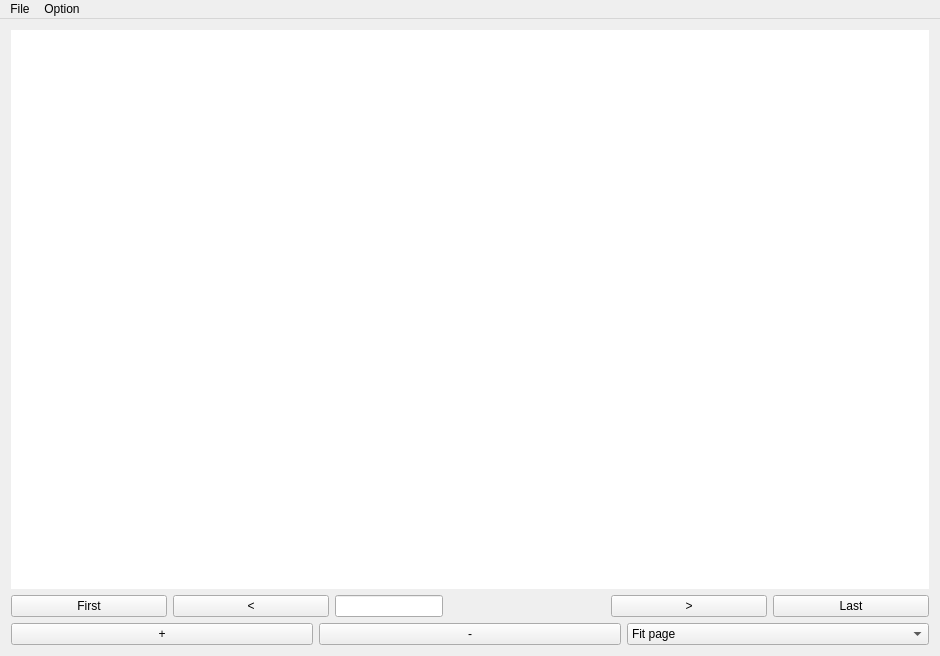
First picture: the form in ComicBookReader/mainwindow.ui, repository agathebeucher/IN204, before the edit.
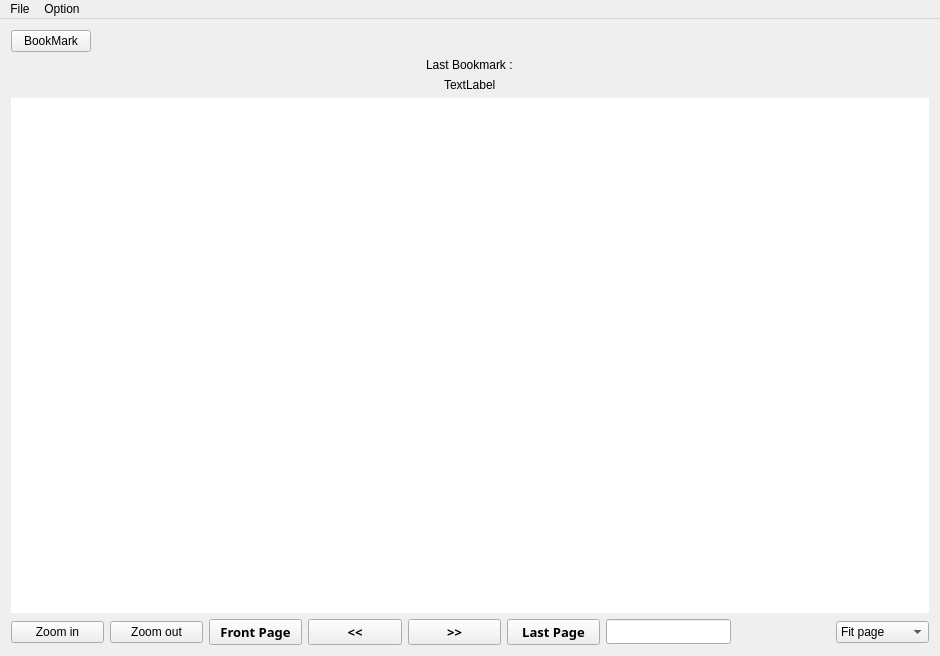
Second picture: the form after the edit.

Patch:
```diff
--- a/ComicBookReader/mainwindow.ui
+++ b/ComicBookReader/mainwindow.ui
@@ -33,6 +33,54 @@
     </size>
    </property>
    <layout class="QVBoxLayout" name="verticalLayout">
+    <item>
+     <widget class="QPushButton" name="Bookmark">
+      <property name="sizePolicy">
+       <sizepolicy hsizetype="Fixed" vsizetype="Fixed">
+        <horstretch>0</horstretch>
+        <verstretch>0</verstretch>
+       </sizepolicy>
+      </property>
+      <property name="layoutDirection">
+       <enum>Qt::LeftToRight</enum>
+      </property>
+      <property name="text">
+       <string>BookMark</string>
+      </property>
+      <property name="iconSize">
+       <size>
+        <width>20</width>
+        <height>20</height>
+       </size>
+      </property>
+     </widget>
+    </item>
+    <item alignment="Qt::AlignHCenter">
+     <widget class="QLabel" name="Last_Bookmark">
+      <property name="sizePolicy">
+       <sizepolicy hsizetype="Fixed" vsizetype="Fixed">
+        <horstretch>0</horstretch>
+        <verstretch>0</verstretch>
+       </sizepolicy>
+      </property>
+      <property name="text">
+       <string>Last Bookmark :</string>
+      </property>
+     </widget>
+    </item>
+    <item alignment="Qt::AlignHCenter">
+     <widget class="QLabel" name="page_Bookmark">
+      <property name="sizePolicy">
+       <sizepolicy hsizetype="Fixed" vsizetype="Fixed">
+        <horstretch>0</horstretch>
+        <verstretch>0</verstretch>
+       </sizepolicy>
+      </property>
+      <property name="text">
+       <string>TextLabel</string>
+      </property>
+     </widget>
+    </item>
     <item>
      <widget class="QScrollArea" name="scrollArea">
       <property name="sizePolicy">
@@ -65,10 +113,10 @@
       <widget class="QWidget" name="scrollAreaWidgetContents">
        <property name="geometry">
         <rect>
-         <x>453</x>
-         <y>93</y>
+         <x>451</x>
+         <y>229</y>
          <width>16</width>
-         <height>16</height>
+         <height>20</height>
         </rect>
        </property>
        <property name="sizePolicy">
@@ -120,10 +168,26 @@
      </widget>
     </item>
     <item>
+     <layout class="QHBoxLayout" name="horizontalLayout_2" stretch="0">
+      <item>
      <layout class="QHBoxLayout" name="horizontalLayout">
       <property name="sizeConstraint">
        <enum>QLayout::SetNoConstraint</enum>
       </property>
+        <item>
+         <widget class="QPushButton" name="ZoomIn">
+          <property name="text">
+           <string>Zoom in</string>
+          </property>
+         </widget>
+        </item>
+        <item>
+         <widget class="QPushButton" name="ZoomOut">
+          <property name="text">
+           <string>Zoom out</string>
+          </property>
+         </widget>
+        </item>
       <item>
        <widget class="QPushButton" name="firstPage">
         <property name="sizePolicy">
@@ -132,8 +196,15 @@
           <verstretch>0</verstretch>
          </sizepolicy>
         </property>
+          <property name="font">
+           <font>
+            <family>Montserrat</family>
+            <pointsize>10</pointsize>
+            <bold>true</bold>
+           </font>
+          </property>
         <property name="text">
-         <string>First</string>
+           <string>Front Page</string>
         </property>
        </widget>
       </item>
@@ -145,11 +216,58 @@
           <verstretch>0</verstretch>
          </sizepolicy>
         </property>
+          <property name="font">
+           <font>
+            <family>Montserrat</family>
+            <pointsize>10</pointsize>
+            <bold>true</bold>
+           </font>
+          </property>
         <property name="toolTip">
          <string/>
         </property>
         <property name="text">
-         <string>&lt;</string>
+           <string>&lt;&lt;</string>
+          </property>
+         </widget>
+        </item>
+        <item>
+         <widget class="QPushButton" name="nextPage">
+          <property name="sizePolicy">
+           <sizepolicy hsizetype="Minimum" vsizetype="Fixed">
+            <horstretch>0</horstretch>
+            <verstretch>0</verstretch>
+           </sizepolicy>
+          </property>
+          <property name="font">
+           <font>
+            <family>Montserrat</family>
+            <pointsize>10</pointsize>
+            <bold>true</bold>
+           </font>
+          </property>
+          <property name="text">
+           <string>&gt;&gt;</string>
+          </property>
+         </widget>
+        </item>
+        <item>
+         <widget class="QPushButton" name="lastPage">
+          <property name="sizePolicy">
+           <sizepolicy hsizetype="Minimum" vsizetype="Fixed">
+            <horstretch>0</horstretch>
+            <verstretch>0</verstretch>
+           </sizepolicy>
+          </property>
+          <property name="font">
+           <font>
+            <family>Montserrat</family>
+            <pointsize>10</pointsize>
+            <bold>true</bold>
+           </font>
+          </property>
+          <property name="text">
+           <string>Last Page</string>
         </property>
        </widget>
       </item>
@@ -161,6 +279,12 @@
           <verstretch>0</verstretch>
          </sizepolicy>
         </property>
+          <property name="font">
+           <font>
+            <family>Montserrat</family>
+            <bold>true</bold>
+           </font>
+          </property>
         <property name="alignment">
          <set>Qt::AlignRight|Qt::AlignTrailing|Qt::AlignVCenter</set>
         </property>
@@ -183,50 +307,6 @@
        </widget>
       </item>
       <item>
-       <widget class="QPushButton" name="nextPage">
-        <property name="sizePolicy">
-         <sizepolicy hsizetype="Minimum" vsizetype="Fixed">
-          <horstretch>0</horstretch>
-          <verstretch>0</verstretch>
-         </sizepolicy>
-        </property>
-        <property name="text">
-         <string>&gt;</string>
-        </property>
-       </widget>
-      </item>
-      <item>
-       <widget class="QPushButton" name="lastPage">
-        <property name="sizePolicy">
-         <sizepolicy hsizetype="Minimum" vsizetype="Fixed">
-          <horstretch>0</horstretch>
-          <verstretch>0</verstretch>
-         </sizepolicy>
-        </property>
-        <property name="text">
-         <string>Last</string>
-        </property>
-       </widget>
-      </item>
-     </layout>
-    </item>
-    <item>
-     <layout class="QHBoxLayout" name="horizontalLayout_2" stretch="2,2,2">
-      <item>
-       <widget class="QPushButton" name="ZoomIn">
-        <property name="text">
-         <string>+</string>
-        </property>
-       </widget>
-      </item>
-      <item>
-       <widget class="QPushButton" name="ZoomOut">
-        <property name="text">
-         <string>-</string>
-        </property>
-       </widget>
-      </item>
-      <item>
        <widget class="QComboBox" name="comboBox">
         <property name="currentIndex">
          <number>0</number>
@@ -254,6 +334,8 @@
      </layout>
     </item>
    </layout>
+    </item>
+   </layout>
   </widget>
   <widget class="QMenuBar" name="menuBar">
    <property name="geometry">
```
Left out of the diff: 2 changed lines with no effect on the pictures. Lines whose indentation alone changed are shown as unchanged.
